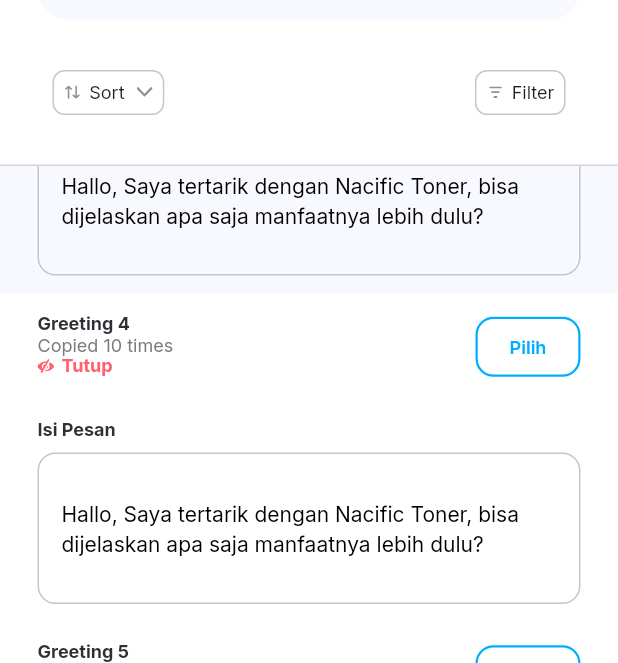
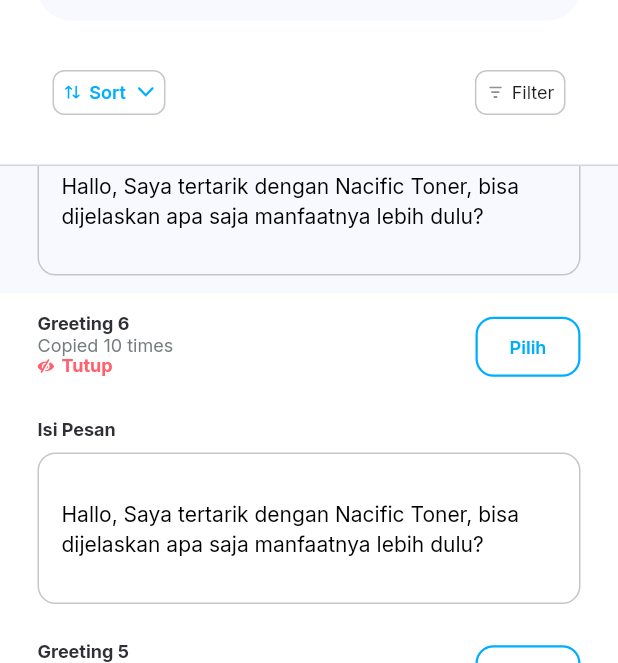
Before and after one commit to ezizull/StartADS, a Flutter app: the RotatorAddPilihScript screen opened directly with empty values, scrolled down 576 dp, after a tap on "Sort", on a phone screen of 412 x 824 dp, the part 185-848 px from its top. Run offline on Flutter 3.47's test engine with Material 2 defaults, Android fonts, the light colour scheme and no system bars; our stand-ins replace bloc, equatable, flutter_bloc, flutter_dotenv, flutter_svg, google_fonts and 1 more; statements that could not run were skipped.

Commit message:
ADD: sort pilih script

```diff
--- a/lib/ui/screens/rotator_cs_add/component/rotator_add_default.dart
+++ b/lib/ui/screens/rotator_cs_add/component/rotator_add_default.dart
@@ -168,8 +168,9 @@
                                 : AppIcon.rotator_radio,
                             onTap: () {
                               setState(() => isiPesan = CustomScript);
-                              widget.cubit
-                                  .setRotatorMethod(param: CustomScript);
+                              widget.cubit.setRotatorMethod(
+                                param: CustomScript,
+                              );
                             },
                           ),
                           const SizedBox(width: 32),
--- a/lib/ui/screens/rotator_cs_add/component/rotator_add_pilih_script.dart
+++ b/lib/ui/screens/rotator_cs_add/component/rotator_add_pilih_script.dart
@@ -31,9 +31,11 @@
 
 class _RotatorAdPilihScriptState extends State<RotatorAddPilihScript> {
   bool canSubmit = false;
+  bool sortList = true;
 
   List<Map> ListPilih = [
     {
+      'id': 1,
       'title': 'Greeting 1',
       'copied': '10',
       'status': 'Tutup',
@@ -41,6 +43,7 @@
           'Hallo, Saya tertarik dengan Nacific Toner, bisa dijelaskan apa saja manfaatnya lebih dulu?',
     },
     {
+      'id': 2,
       'title': 'Greeting 2',
       'copied': '10',
       'status': 'Tutup',
@@ -48,6 +51,7 @@
           'Hallo, Saya tertarik dengan Nacific Toner, bisa dijelaskan apa saja manfaatnya lebih dulu?',
     },
     {
+      'id': 3,
       'title': 'Greeting 3',
       'copied': '10',
       'status': 'Tutup',
@@ -55,6 +59,7 @@
           'Hallo, Saya tertarik dengan Nacific Toner, bisa dijelaskan apa saja manfaatnya lebih dulu?',
     },
     {
+      'id': 4,
       'title': 'Greeting 4',
       'copied': '10',
       'status': 'Tutup',
@@ -62,6 +67,7 @@
           'Hallo, Saya tertarik dengan Nacific Toner, bisa dijelaskan apa saja manfaatnya lebih dulu?',
     },
     {
+      'id': 5,
       'title': 'Greeting 5',
       'copied': '10',
       'status': 'Tutup',
@@ -69,6 +75,7 @@
           'Hallo, Saya tertarik dengan Nacific Toner, bisa dijelaskan apa saja manfaatnya lebih dulu?',
     },
     {
+      'id': 6,
       'title': 'Greeting 6',
       'copied': '10',
       'status': 'Tutup',
@@ -76,6 +83,7 @@
           'Hallo, Saya tertarik dengan Nacific Toner, bisa dijelaskan apa saja manfaatnya lebih dulu?',
     },
     {
+      'id': 7,
       'title': 'Greeting 7',
       'copied': '10',
       'status': 'Preview',
@@ -83,6 +91,7 @@
           'Hallo, Saya tertarik dengan Nacific Toner, bisa dijelaskan apa saja manfaatnya lebih dulu?',
     },
     {
+      'id': 8,
       'title': 'Greeting 8',
       'copied': '10',
       'status': 'Preview',
@@ -90,6 +99,7 @@
           'Hallo, Saya tertarik dengan Nacific Toner, bisa dijelaskan apa saja manfaatnya lebih dulu?',
     },
     {
+      'id': 9,
       'title': 'Greeting 9',
       'copied': '10',
       'status': 'Preview',
@@ -98,7 +108,7 @@
     },
   ];
 
-  int? indexActive;
+  int? idActive;
 
   @override
   void initState() {
@@ -109,7 +119,7 @@
   contPilihScript() {
     for (var pilih in ListPilih) {
       if (mapEquals(pilih, widget.state.pilihScript)) {
-        setState(() => indexActive = ListPilih.indexOf(pilih));
+        setState(() => idActive = ListPilih.indexOf(pilih) + 1);
       }
     }
   }
@@ -119,15 +129,25 @@
   }
 
   submitVal() {
-    if (indexActive != null && canSubmit) {
-      widget.cubit.setRotatorMethod(pilihScript: ListPilih[indexActive!]);
+    if (idActive != null && canSubmit) {
+      widget.cubit.setRotatorMethod(
+        pilihScript: ListPilih[getItemIndex(idActive!)],
+      );
     }
+  }
+
+  int getItemIndex(int id) {
+    debugPrint(id.toString());
+    for (var pilih in ListPilih) {
+      if (pilih["id"] == id) return ListPilih.indexOf(pilih);
+    }
+    return 0;
   }
 
   @override
   Widget build(BuildContext context) {
     setState(() {
-      var bool = indexActive != null && indexActive! < ListPilih.length;
+      var bool = idActive != null && idActive! - 1 < ListPilih.length;
 
       if (bool) canSubmit = true;
       if (!bool) canSubmit = false;
@@ -182,14 +202,14 @@
             ListScript(),
 
             // Selected Item
-            if (indexActive != null) ...[
+            if (idActive != null) ...[
               const AppDivider(
                 color: AppColor.white_D4D6DD,
                 margin: EdgeInsets.only(right: 25, left: 25, bottom: 12),
               ),
 
               // Selected Item
-              ContHeader(indexActive!),
+              ContHeader(getItemIndex(idActive!)),
 
               const AppDivider(
                 color: AppColor.white_D4D6DD,
@@ -262,20 +282,42 @@
               padding: const EdgeInsets.all(7.5),
               radius: 8,
               backgroundColor: AppColor.white,
+              onPressed: () {
+                setState(() {
+                  sortList = !sortList;
+
+                  if (sortList) {
+                    ListPilih.sort((a, b) => a["title"].compareTo(b["title"]));
+                  }
+
+                  if (!sortList) {
+                    ListPilih.sort((a, b) => b["title"].compareTo(a["title"]));
+                  }
+                });
+              },
               side: const BorderSide(width: 1, color: AppColor.grey_C5C6CC),
               children: [
                 Container(
                   height: 12,
                   width: 12,
                   margin: const EdgeInsets.only(right: 5),
-                  child: AppIcon.rotator_sort,
+                  child: sortList
+                      ? AppIcon.rotator_sort
+                      : AppIcon.rotator_sort_active,
                 ),
-                Text('Sort', style: AppText.Inter12w4_black_1F2024),
+                Text(
+                  'Sort',
+                  style: sortList
+                      ? AppText.Inter12w4_black_1F2024
+                      : AppText.Inter12w6h14_blue_00AEFF,
+                ),
                 Container(
                   height: 12,
                   width: 12,
                   margin: const EdgeInsets.only(left: 7),
-                  child: AppIcon.rotator_down,
+                  child: sortList
+                      ? AppIcon.rotator_down
+                      : AppIcon.rotator_down_active,
                 ),
               ]),
 
@@ -452,17 +494,17 @@
 
           // Button
           RotatorButton(
-            textBtn: indexActive == index ? 'Terpilih' : 'Pilih',
+            textBtn: idActive == ListPilih[index]["id"] ? 'Terpilih' : 'Pilih',
             width: 70,
             padding: const EdgeInsets.all(12),
-            onPressed: () => setState(() => indexActive = index),
+            onPressed: () => setState(() => idActive = ListPilih[index]["id"]),
             foregroundColor: AppColor.blue_00AEFF,
             btnSide: const BorderSide(width: 1.5, color: AppColor.blue_00AEFF),
             btnTextAlgn: Alignment.center,
-            textBtnStyle: indexActive == index
+            textBtnStyle: idActive == ListPilih[index]["id"]
                 ? AppText.Inter12w6h14_white
                 : AppText.Inter12w6h14_blue_00AEFF,
-            backgroundColor: indexActive == index
+            backgroundColor: idActive == ListPilih[index]["id"]
                 ? AppColor.blue_00AEFF
                 : AppColor.transparent,
           ),
```
